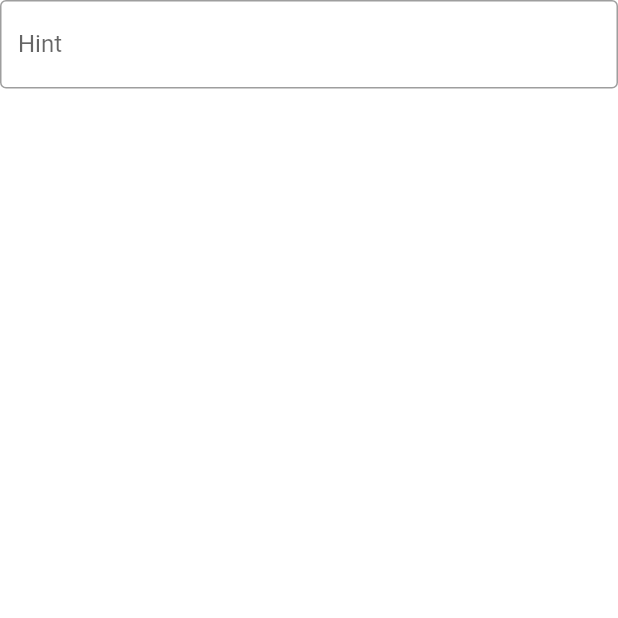
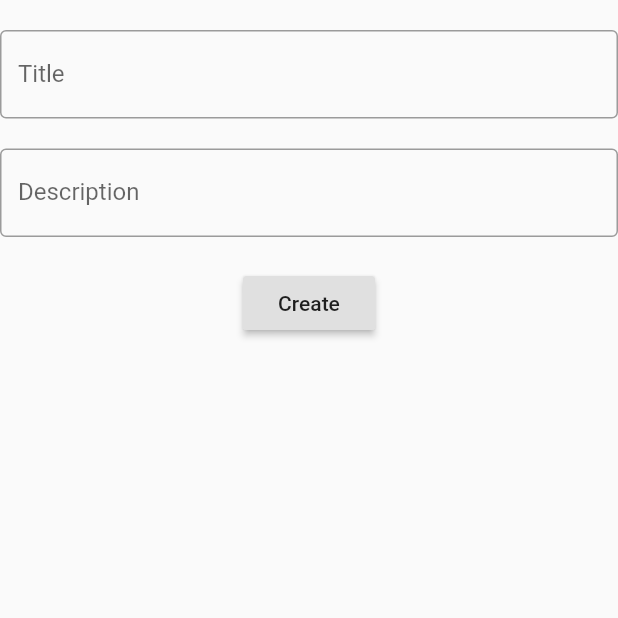
Before and after one commit to sgmsgood/bloc_flutter, a Flutter app: the screen it shows after launch, after a tap on an icon or button, on a phone screen of 412 x 824 dp, the top half of it. Run offline on Flutter 3.47's test engine with Material 2 defaults, Android fonts, the phone set to English and light mode, and no system bars; our stand-ins replace bloc, equatable, firebase_core, flutter_bloc, video_player; missing offline and left inert: dart:html, flutter_firestore_todos, qnsdk; accounts and stored records are empty; generated files the repository leaves out were written again.

```diff
--- a/bloc_todo_cubit/lib/repository_cubit.dart
+++ b/bloc_todo_cubit/lib/repository_cubit.dart
@@ -14,13 +14,13 @@ class RepositoryCubit extends Cubit<ModelState> {
 
   void loadAllTodos() {
     final todos = _repository.all();
-    emit(LoadedAllState(todos));
+    emit(LLLL(todos));
   }
 
   void add(TodoModel todoModel) {
-    emit(PreparingState());
+    final todos = _repository.all();
+    emit(PreparingState(todos));
     _repository.create(todoModel);
-    final todos = _repository.all();
     emit(LoadedAllState(todos));
   }
 
@@ -30,6 +30,19 @@ class RepositoryCubit extends Cubit<ModelState> {
 
   void _getTodos() {
 
+  }
+
+  @override
+  void onChange(Change<ModelState> change) {
+    // TODO: implement onChange
+    super.onChange(change);
+    log("@!!change: $change");
+  }
+
+  @override
+  Future<void> close() {
+    log("@!!closed!!!!!!!!!");
+    return super.close();
   }
 }
 
@@ -49,7 +62,21 @@ class LoadedAllState extends ModelState {
   List<Object> get props => [todos];
 }
 
+class LLLL extends ModelState {
+  LLLL(this.todos);
+
+  final List<TodoModel> todos;
+
+  @override
+  List<Object> get props => [todos];
+}
+
+
 class PreparingState extends ModelState {
+  PreparingState(this.todos);
+
+  final List<TodoModel> todos;
+
   @override
-  List<Object> get props => [];
+  List<Object> get props => [todos];
 }
--- a/bloc_todo_cubit/lib/ui/todo_input_page.dart
+++ b/bloc_todo_cubit/lib/ui/todo_input_page.dart
@@ -1,27 +1,54 @@
+import 'dart:developer';
+
 import 'package:flutter/material.dart';
 import 'package:flutter_bloc/flutter_bloc.dart';
 
 import '../repository_cubit.dart';
+import '../todo_model.dart';
 
 class TodoInputPage extends StatelessWidget {
   @override
   Widget build(BuildContext context) {
     return BlocBuilder<RepositoryCubit, ModelState>(builder: (_, state) {
-      return _buildInput();
+      log("@!!state: $state");
+      if(state is LLLL) {
+        log("@!!state.todos: ${state.todos.length}");
+        return _buildInput(context);
+      } else {
+        return Container();
+      }
     });
   }
 
-  Widget _buildInput() {
-    return Container(
-      child: Column(
-        children: [
-          TextField(
+  Widget _buildInput(BuildContext context) {
+    return Scaffold(
+      body: SafeArea(
+        child: Column(
+          children: [
+            Container(height: 20),
+            TextField(
               decoration: InputDecoration(
                 border: OutlineInputBorder(),
-                labelText: 'Hint',
-              )
-          ),
-        ],
+                labelText: 'Title',
+              ),
+            ),
+            Container(height: 20),
+            TextField(
+              decoration: InputDecoration(
+                border: OutlineInputBorder(),
+                labelText: 'Description',
+              ),
+            ),
+            Container(height: 20),
+            RaisedButton(
+              onPressed: () {
+                context.read<RepositoryCubit>().add(TodoModel(false, "haha", "wow"));
+                Navigator.popUntil(context, ModalRoute.withName('/'));
+              },
+              child: Text('Create'),
+            ),
+          ],
+        ),
       ),
     );
   }
--- a/bloc_todo_cubit/lib/ui/todolist_page.dart
+++ b/bloc_todo_cubit/lib/ui/todolist_page.dart
@@ -1,3 +1,5 @@
+import 'dart:developer';
+
 import 'package:flutter/material.dart';
 import 'package:flutter_bloc/flutter_bloc.dart';
 
@@ -11,12 +13,16 @@ class TodoListPage extends StatelessWidget {
       body: SafeArea(
         child: Column(
           children: [
-            RaisedButton(onPressed: () {
-              Navigator.pushNamed(context, '/input');
-            },
-            child: Text('+'),),
+            RaisedButton(
+              onPressed: () {
+                Navigator.pushNamed(context, '/input');
+              },
+              child: Text('+'),
+            ),
             BlocBuilder<RepositoryCubit, ModelState>(builder: (_, state) {
-              if (state is LoadedAllState) {
+              log("@!!listPageState: $state");
+              if (state is LLLL) {
+                log("@!!todo???: ${state.todos.length}");
                 return _buildTodoList(context, state.todos);
               } else {
                 return Container();
```
